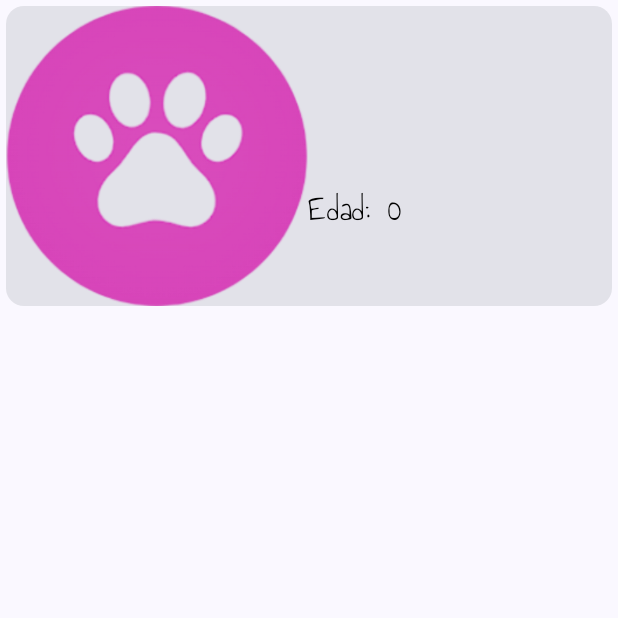
After one commit to unlam-tec-movil/A2-2024-H1-Equipo1, an Android app built with Jetpack Compose: the composable PetCard called with empty values, on a phone screen of 412 x 824 dp, the top half of it. The commit adds this screen. Run offline under Robolectric (Android 15) with nearby library versions, the phone set to English and light mode, and no system bars.

Commit message:
creación de custom text y de card

```diff
--- /dev/null
+++ b/app/src/main/java/ar/edu/unlam/mobile/scaffolding/ui/components/CustomText.kt
@@ -0,0 +1,32 @@
+package ar.edu.unlam.mobile.scaffolding.ui.components
+
+import androidx.compose.material3.Text
+import androidx.compose.runtime.Composable
+import androidx.compose.ui.Modifier
+import androidx.compose.ui.graphics.Color
+import androidx.compose.ui.text.font.Font
+import androidx.compose.ui.text.font.FontFamily
+import androidx.compose.ui.text.style.TextAlign
+import androidx.compose.ui.unit.TextUnit
+import androidx.compose.ui.unit.sp
+import ar.edu.unlam.mobile.scaffolding.R
+
+@Composable
+fun CustomText(
+  text: String,
+  modifier: Modifier = Modifier,
+  fontSize: TextUnit = 12.sp,
+  textAlign: TextAlign? = null,
+  color: Color = Color.Black,
+  maxLines: Int = Int.MAX_VALUE
+) {
+  Text(
+    text = text,
+    modifier = modifier,
+    fontSize = fontSize,
+    fontFamily = FontFamily(Font(R.font.anni_use_your_telescope)),
+    textAlign = textAlign,
+    color = color,
+    maxLines = maxLines
+  )
+}
--- /dev/null
+++ b/app/src/main/java/ar/edu/unlam/mobile/scaffolding/ui/components/PetCard.kt
@@ -0,0 +1,71 @@
+package ar.edu.unlam.mobile.scaffolding.ui.components
+
+import androidx.compose.foundation.Image
+import androidx.compose.foundation.layout.Arrangement
+import androidx.compose.foundation.layout.Column
+import androidx.compose.foundation.layout.Row
+import androidx.compose.foundation.layout.fillMaxSize
+import androidx.compose.foundation.layout.fillMaxWidth
+import androidx.compose.foundation.layout.height
+import androidx.compose.foundation.layout.padding
+import androidx.compose.material3.Card
+import androidx.compose.material3.Text
+import androidx.compose.runtime.Composable
+import androidx.compose.ui.Alignment
+import androidx.compose.ui.Modifier
+import androidx.compose.ui.graphics.painter.Painter
+import androidx.compose.ui.res.painterResource
+import androidx.compose.ui.res.stringResource
+import androidx.compose.ui.tooling.preview.Preview
+import androidx.compose.ui.unit.dp
+import androidx.compose.ui.unit.sp
+import ar.edu.unlam.mobile.scaffolding.R
+
+@Composable
+fun PetCard(
+  petName: String,
+  petAge: Int,
+  modifier: Modifier = Modifier,
+  painter: Painter = painterResource(id = R.drawable.paw_round)
+) {
+  Card(
+    modifier = modifier
+      .padding(4.dp)
+      .fillMaxWidth()
+      .height(200.dp)
+  ) {
+    Row(
+      modifier = Modifier.fillMaxSize(),
+      horizontalArrangement = Arrangement.SpaceEvenly,
+      verticalAlignment = Alignment.CenterVertically
+    ) {
+      Image(
+        painter = painter,
+        contentDescription = null
+      )
+      Column(
+        modifier = Modifier.fillMaxSize(),
+        horizontalAlignment = Alignment.Start,
+        verticalArrangement = Arrangement.SpaceEvenly
+      ) {
+        CustomText(
+          text = petName,
+          fontSize = 32.sp
+        )
+        CustomText(
+          text = stringResource(R.string.pet_age, petAge),
+          fontSize = 24.sp
+        )
+      }
+    }
+  }
+}
+
+@Preview
+@Composable
+private fun PetCardPreview() {
+  PetCard(
+    petName = "Mauri",
+    petAge = 3
+  )
+}
--- a/app/src/main/res/values/strings.xml
+++ b/app/src/main/res/values/strings.xml
@@ -1,3 +1,4 @@
 <resources>
     <string name="app_name">ScaffoldingV2</string>
+    <string name="pet_age">Edad: %1$s</string>
 </resources>
```
